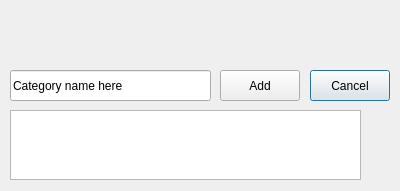
The window that catdialog.ui (lucastmah/NWHacks2022) describes before a commit, drawn with Qt 5.
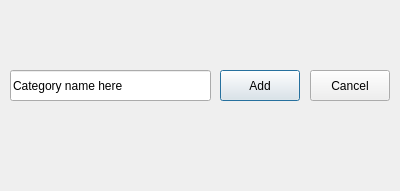
The same window after the commit.

Commit message: Disable defaulting of the cancel button

Diff of the .ui file:
```diff
--- a/catdialog.ui
+++ b/catdialog.ui
@@ -14,6 +14,9 @@
    <string>Dialog</string>
   </property>
   <widget class="QPushButton" name="cancelButton">
+   <property name="enabled">
+    <bool>true</bool>
+   </property>
    <property name="geometry">
     <rect>
      <x>310</x>
@@ -25,6 +28,9 @@
    <property name="text">
     <string>Cancel</string>
    </property>
+   <property name="autoDefault">
+    <bool>false</bool>
+   </property>
   </widget>
   <widget class="QPushButton" name="addButton">
    <property name="geometry">
@@ -52,16 +58,6 @@
     <string>Category name here</string>
    </property>
   </widget>
-  <widget class="QTextEdit" name="testEdit">
-   <property name="geometry">
-    <rect>
-     <x>10</x>
-     <y>110</y>
-     <width>351</width>
-     <height>70</height>
-    </rect>
-   </property>
-  </widget>
  </widget>
  <resources/>
  <connections/>
```
